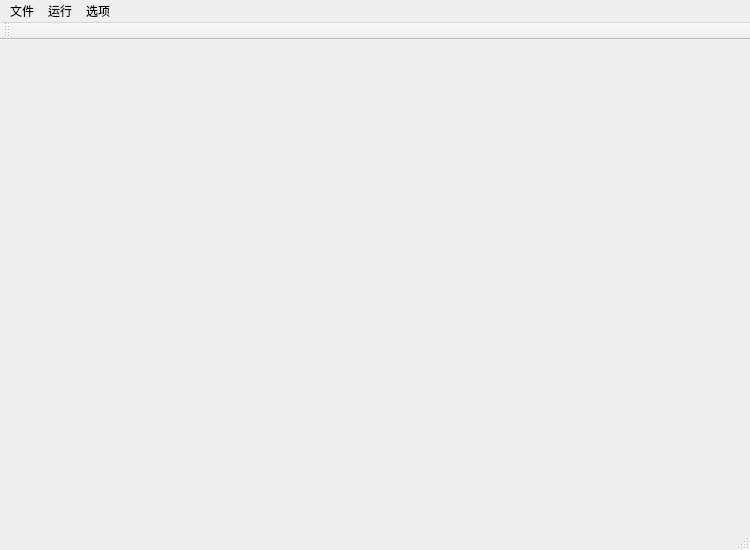
This is DFMB/mainwindow.ui in dylanyang17/DFMB as Qt 5 draws it before an edit. The edited form follows.
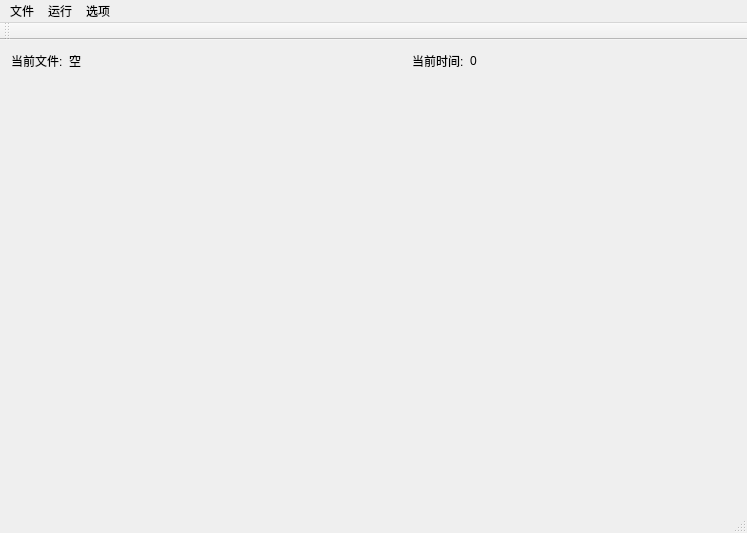
This is the edited form.

What changed in the file:
```diff
--- a/DFMB/mainwindow.ui
+++ b/DFMB/mainwindow.ui
@@ -6,8 +6,8 @@
    <rect>
     <x>0</x>
     <y>0</y>
-    <width>750</width>
-    <height>550</height>
+    <width>747</width>
+    <height>533</height>
    </rect>
   </property>
   <property name="sizePolicy">
@@ -25,13 +25,125 @@
   <property name="windowTitle">
    <string>DFMB模拟系统</string>
   </property>
-  <widget class="QWidget" name="centralWidget"/>
+  <widget class="QWidget" name="centralWidget">
+   <layout class="QGridLayout" name="gridLayout">
+    <item row="0" column="0">
+     <layout class="QHBoxLayout" name="horizontalLayout_3">
+      <property name="sizeConstraint">
+       <enum>QLayout::SetFixedSize</enum>
+      </property>
+      <item>
+       <layout class="QHBoxLayout" name="horizontalLayout">
+        <item>
+         <widget class="QLabel" name="label">
+          <property name="sizePolicy">
+           <sizepolicy hsizetype="Preferred" vsizetype="Fixed">
+            <horstretch>0</horstretch>
+            <verstretch>0</verstretch>
+           </sizepolicy>
+          </property>
+          <property name="text">
+           <string>当前文件:</string>
+          </property>
+         </widget>
+        </item>
+        <item>
+         <widget class="QLabel" name="labelFileName">
+          <property name="sizePolicy">
+           <sizepolicy hsizetype="Preferred" vsizetype="Fixed">
+            <horstretch>0</horstretch>
+            <verstretch>0</verstretch>
+           </sizepolicy>
+          </property>
+          <property name="text">
+           <string>空</string>
+          </property>
+         </widget>
+        </item>
+       </layout>
+      </item>
+      <item>
+       <spacer name="horizontalSpacer">
+        <property name="orientation">
+         <enum>Qt::Horizontal</enum>
+        </property>
+        <property name="sizeType">
+         <enum>QSizePolicy::Expanding</enum>
+        </property>
+        <property name="sizeHint" stdset="0">
+         <size>
+          <width>40</width>
+          <height>20</height>
+         </size>
+        </property>
+       </spacer>
+      </item>
+      <item>
+       <layout class="QHBoxLayout" name="horizontalLayout_2">
+        <item>
+         <widget class="QLabel" name="label_3">
+          <property name="sizePolicy">
+           <sizepolicy hsizetype="Preferred" vsizetype="Fixed">
+            <horstretch>0</horstretch>
+            <verstretch>0</verstretch>
+           </sizepolicy>
+          </property>
+          <property name="text">
+           <string>当前时间:</string>
+          </property>
+         </widget>
+        </item>
+        <item>
+         <widget class="QLabel" name="labelCurTime">
+          <property name="sizePolicy">
+           <sizepolicy hsizetype="Preferred" vsizetype="Fixed">
+            <horstretch>0</horstretch>
+            <verstretch>0</verstretch>
+           </sizepolicy>
+          </property>
+          <property name="text">
+           <string>0</string>
+          </property>
+         </widget>
+        </item>
+        <item>
+         <spacer name="horizontalSpacer_2">
+          <property name="orientation">
+           <enum>Qt::Horizontal</enum>
+          </property>
+          <property name="sizeHint" stdset="0">
+           <size>
+            <width>40</width>
+            <height>20</height>
+           </size>
+          </property>
+         </spacer>
+        </item>
+       </layout>
+      </item>
+     </layout>
+    </item>
+    <item row="1" column="0">
+     <spacer name="verticalSpacer">
+      <property name="orientation">
+       <enum>Qt::Vertical</enum>
+      </property>
+      <property name="sizeHint" stdset="0">
+       <size>
+        <width>20</width>
+        <height>40</height>
+       </size>
+      </property>
+     </spacer>
+    </item>
+   </layout>
+  </widget>
   <widget class="QMenuBar" name="menuBar">
    <property name="geometry">
     <rect>
      <x>0</x>
      <y>0</y>
-     <width>750</width>
+     <width>747</width>
      <height>23</height>
     </rect>
    </property>
```
